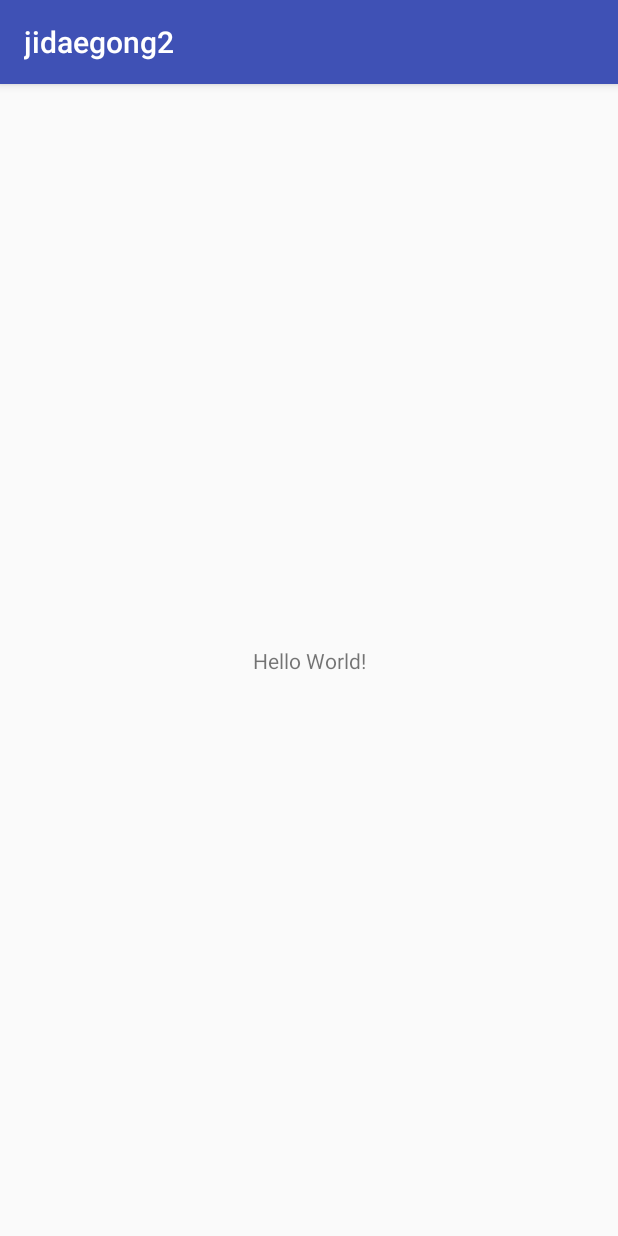
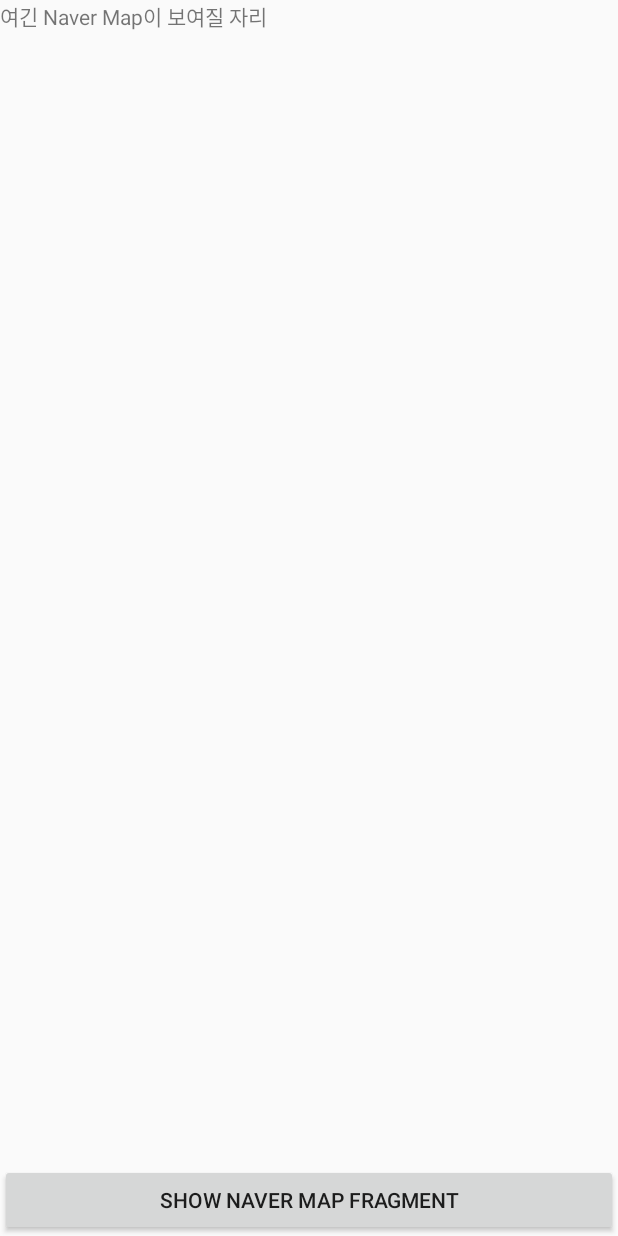
Before and after one commit to Byeonjae94/forif_hack, an Android app: the screen it shows after launch (MainActivity), on a phone screen of 412 x 824 dp. Run offline under Robolectric (Android 15) with nearby library versions, the phone set to English and light mode, and no system bars.

Commit message:
Initial Commit Naver Map Api

```diff
--- a/app/build.gradle
+++ b/app/build.gradle
@@ -24,6 +24,7 @@ dependencies {
     androidTestCompile('com.android.support.test.espresso:espresso-core:2.2.2', {
         exclude group: 'com.android.support', module: 'support-annotations'
     })
+    compile 'com.naver.maps.open:naver-map-api:2.1.2@aar'
     compile 'com.android.support:appcompat-v7:26.+'
     compile 'com.android.support.constraint:constraint-layout:1.0.2'
     testCompile 'junit:junit:4.12'
--- a/app/src/main/AndroidManifest.xml
+++ b/app/src/main/AndroidManifest.xml
@@ -17,6 +17,12 @@
             </intent-filter>
         </activity>
         <activity android:name=".Fragment1"></activity>
+
     </application>
+    <!--반드시 추가--><uses-permission android:name="android.permission.INTERNET" />
+    <!--위치정보활용시 추가--><uses-permission android:name="android.permission.ACCESS_FINE_LOCATION"/>
+    <!--위치정보활용시 추가--><uses-permission android:name="android.permission.ACCESS_COARSE_LOCATION"/>
+    <!--WIFI 상태활용시 추가--><uses-permission android:name="android.permission.ACCESS_WIFI_STATE"/>
+    <!--WIFI 상태활용시 추가--><uses-permission android:name="android.permission.CHANGE_WIFI_STATE"/>
 
 </manifest>
--- a/app/src/main/java/com/example/user/jidaegong2/MainActivity.java
+++ b/app/src/main/java/com/example/user/jidaegong2/MainActivity.java
@@ -1,14 +1,30 @@
 package com.example.user.jidaegong2;
 
-import android.support.v7.app.AppCompatActivity;
 import android.os.Bundle;
+import android.support.annotation.Nullable;
+import android.support.v4.app.FragmentActivity;
+import android.support.v4.app.FragmentManager;
+import android.support.v4.app.FragmentTransaction;
+import android.view.View;
+import android.widget.Button;
 
-public class MainActivity extends AppCompatActivity {
+public class MainActivity extends FragmentActivity {
 
     @Override
     protected void onCreate(Bundle savedInstanceState) {
         super.onCreate(savedInstanceState);
         setContentView(R.layout.activity_main);
-
+        Button btn1 = (Button)findViewById(R.id.btn1);
+        btn1.setOnClickListener(new View.OnClickListener() {
+            @Override
+            public void onClick(View v) {
+                Fragment1 fragment1 = new Fragment1();
+                fragment1.setArguments(new Bundle());
+                FragmentManager fm = getSupportFragmentManager();
+                FragmentTransaction fragmentTransaction = fm.beginTransaction();
+                fragmentTransaction.add(R.id.fragmentHere, fragment1);
+                fragmentTransaction.commit();
+            }
+        });
     }
 }
--- a/app/src/main/res/layout/activity_main.xml
+++ b/app/src/main/res/layout/activity_main.xml
@@ -1,18 +1,22 @@
 <?xml version="1.0" encoding="utf-8"?>
-<android.support.constraint.ConstraintLayout xmlns:android="http://schemas.android.com/apk/res/android"
-    xmlns:app="http://schemas.android.com/apk/res-auto"
-    xmlns:tools="http://schemas.android.com/tools"
+<LinearLayout xmlns:android="http://schemas.android.com/apk/res/android"
+    android:orientation="vertical"
     android:layout_width="match_parent"
-    android:layout_height="match_parent"
-    tools:context="com.example.user.jidaegong2.MainActivity">
-
-    <TextView
-        android:layout_width="wrap_content"
-        android:layout_height="wrap_content"
-        android:text="Hello World!"
-        app:layout_constraintBottom_toBottomOf="parent"
-        app:layout_constraintLeft_toLeftOf="parent"
-        app:layout_constraintRight_toRightOf="parent"
-        app:layout_constraintTop_toTopOf="parent" />
-
-</android.support.constraint.ConstraintLayout>
+    android:layout_height="match_parent">
+    <LinearLayout
+        android:id="@+id/fragmentHere"
+        android:orientation="vertical"
+        android:layout_width="fill_parent"
+        android:layout_height="0dip"
+        android:layout_weight="1">
+        <TextView
+            android:text="여긴 Naver Map이 보여질 자리"
+            android:layout_width="fill_parent"
+            android:layout_height="wrap_content"/>
+    </LinearLayout>
+    <Button
+        android:id="@+id/btn1"
+        android:text="Show Naver Map Fragment"
+        android:layout_width="match_parent"
+        android:layout_height="wrap_content" />
+</LinearLayout>
```
Also changed, not shown: app/src/main/java/com/example/user/jidaegong2/Fragment1.java (+54 -5 lines), app/src/main/res/layout/activity_fragment1.xml (+8 -8 lines).
